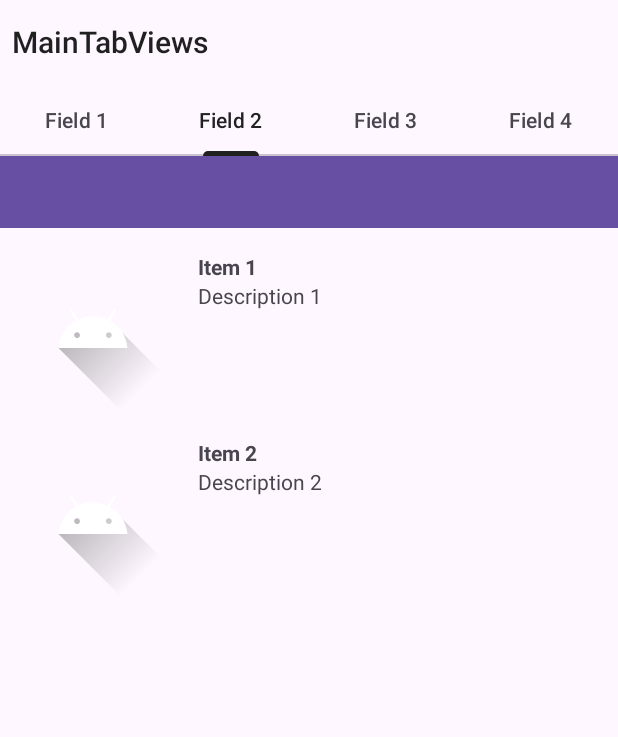
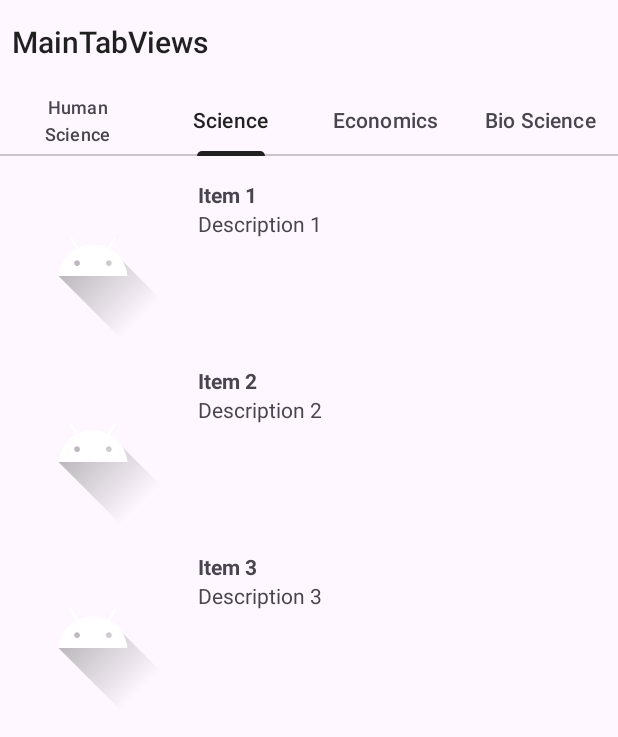
Before and after one commit to Konsttakis/CourseAndroidDev, an Android app: the screen it shows after launch (MainActivity), tab 2 chosen, on a phone screen of 412 x 824 dp. Shown: the top 737 px of the screen. Run offline under Robolectric (Android 15) with nearby library versions, the phone set to English and light mode, and no system bars.

Commit message:
Fixed the Main Activity and added ChaptersActivity

```diff
--- a/app/src/main/AndroidManifest.xml
+++ b/app/src/main/AndroidManifest.xml
@@ -13,6 +13,11 @@
         android:theme="@style/Theme.MainTabViews"
         tools:targetApi="31">
         <activity
+            android:name=".ChaptersActivity"
+            android:exported="false"
+            android:label="@string/title_activity_chapters"
+            android:theme="@style/Theme.AppCompat.DayNight.DarkActionBar" />
+        <activity
             android:name=".MainActivity"
             android:exported="true">
             <intent-filter>
--- a/app/src/main/java/com/example/maintabviews/Field1.java
+++ b/app/src/main/java/com/example/maintabviews/Field1.java
@@ -1,6 +1,8 @@
 package com.example.maintabviews;
 
+import android.content.Intent;
 import android.os.Bundle;
+import android.util.Log;
 import android.view.LayoutInflater;
 import android.view.View;
 import android.view.ViewGroup;
@@ -9,31 +11,36 @@ import androidx.annotation.Nullable;
 import androidx.fragment.app.Fragment;
 import androidx.recyclerview.widget.LinearLayoutManager;
 import androidx.recyclerview.widget.RecyclerView;
-import java.util.ArrayList;
+
 import java.util.List;
 
 public class Field1 extends Fragment {
-
-    private RecyclerView recyclerView;
-    private List<Subject> subjectList = new ArrayList<>();
 
     @Nullable
     @Override
     public View onCreateView(@NonNull LayoutInflater inflater, @Nullable ViewGroup container, @Nullable Bundle savedInstanceState) {
         View view = inflater.inflate(R.layout.fragment_field1, container, false);
 
-        recyclerView = view.findViewById(R.id.field1);
+        RecyclerView recyclerView = view.findViewById(R.id.field1);
         recyclerView.setLayoutManager(new LinearLayoutManager(getActivity()));
+
+        SubjectManager subjectManager = SubjectManager.getInstance();
+        List<Subject> subjectList = subjectManager.getField1();
         SubjectAdapter adapter = new SubjectAdapter(subjectList);
         recyclerView.setAdapter(adapter);
 
-        // Populate itemList with data
+        adapter.setOnItemClickListener(new SubjectAdapter.OnItemClickListener() {
+            @Override
+            public void onItemClick(int position) {
+                Log.d("Field", "onItemClick: Clicked");
 
-        // The icons need to change to the actual icons we want to use
-        subjectList.add(new Subject(R.drawable.ic_launcher_foreground, "Item 1", "Description 1"));
-        subjectList.add(new Subject(R.drawable.ic_launcher_foreground, "Item 2", "Description 2"));
-        subjectList.add(new Subject(R.drawable.ic_launcher_foreground, "Item 3", "Description 3"));
-        // Add all the courses in each field
+                Subject clickedSubject = subjectList.get(position);
+
+                Intent intent = new Intent(getActivity(), ChaptersActivity.class);
+                intent.putExtra("subject", clickedSubject.getName());
+                startActivity(intent);
+            }
+        });
 
         return view;
     }
--- a/app/src/main/java/com/example/maintabviews/Field2.java
+++ b/app/src/main/java/com/example/maintabviews/Field2.java
@@ -1,6 +1,7 @@
 package com.example.maintabviews;
 
 import android.os.Bundle;
+import android.util.Log;
 import android.view.LayoutInflater;
 import android.view.View;
 import android.view.ViewGroup;
@@ -14,25 +15,26 @@ import java.util.List;
 
 public class Field2 extends Fragment {
 
-    private RecyclerView recyclerView;
-    private List<Subject> subjectList = new ArrayList<>();
-
     @Nullable
     @Override
     public View onCreateView(@NonNull LayoutInflater inflater, @Nullable ViewGroup container, @Nullable Bundle savedInstanceState) {
         View view = inflater.inflate(R.layout.fragment_field2, container, false);
 
-        recyclerView = view.findViewById(R.id.field2);
+        RecyclerView recyclerView = view.findViewById(R.id.field2);
         recyclerView.setLayoutManager(new LinearLayoutManager(getActivity()));
+
+        SubjectManager subjectManager = SubjectManager.getInstance();
+        List<Subject> subjectList = subjectManager.getField2();
         SubjectAdapter adapter = new SubjectAdapter(subjectList);
         recyclerView.setAdapter(adapter);
 
-        // Populate itemList with data
+        adapter.setOnItemClickListener(new SubjectAdapter.OnItemClickListener() {
+            @Override
+            public void onItemClick(int position) {
+                Log.d("Field", "onItemClick: Clicked");
+            }
+        });
 
-        // The icons need to change to the actual icons we want to use
-        subjectList.add(new Subject(R.drawable.ic_launcher_foreground, "Item 1", "Description 1"));
-        subjectList.add(new Subject(R.drawable.ic_launcher_foreground, "Item 2", "Description 2"));
-        // Add all the courses in each field
 
         return view;
     }
--- a/app/src/main/java/com/example/maintabviews/Field3.java
+++ b/app/src/main/java/com/example/maintabviews/Field3.java
@@ -1,6 +1,7 @@
 package com.example.maintabviews;
 
 import android.os.Bundle;
+import android.util.Log;
 import android.view.LayoutInflater;
 import android.view.View;
 import android.view.ViewGroup;
@@ -14,25 +15,25 @@ import java.util.List;
 
 public class Field3 extends Fragment {
 
-    private RecyclerView recyclerView;
-    private List<Subject> subjectList = new ArrayList<>();
-
     @Nullable
     @Override
     public View onCreateView(@NonNull LayoutInflater inflater, @Nullable ViewGroup container, @Nullable Bundle savedInstanceState) {
         View view = inflater.inflate(R.layout.fragment_field3, container, false);
 
-        recyclerView = view.findViewById(R.id.field3);
+        RecyclerView recyclerView = view.findViewById(R.id.field3);
         recyclerView.setLayoutManager(new LinearLayoutManager(getActivity()));
+
+        SubjectManager subjectManager = SubjectManager.getInstance();
+        List<Subject> subjectList = subjectManager.getField3();
         SubjectAdapter adapter = new SubjectAdapter(subjectList);
         recyclerView.setAdapter(adapter);
 
-        // Populate itemList with data
-
-        // The icons need to change to the actual icons we want to use
-        subjectList.add(new Subject(R.drawable.ic_launcher_foreground, "Item 1", "Description 1"));
-        subjectList.add(new Subject(R.drawable.ic_launcher_foreground, "Item 2", "Description 2"));
-        // Add all the courses in each field
+        adapter.setOnItemClickListener(new SubjectAdapter.OnItemClickListener() {
+            @Override
+            public void onItemClick(int position) {
+                Log.d("Field", "onItemClick: Clicked");
+            }
+        });
 
         return view;
     }
--- a/app/src/main/java/com/example/maintabviews/MainActivity.java
+++ b/app/src/main/java/com/example/maintabviews/MainActivity.java
@@ -15,6 +15,9 @@ import android.os.Bundle;
 
 import com.google.android.material.tabs.TabLayout;
 import com.google.android.material.tabs.TabLayoutMediator;
+
+import java.util.ArrayList;
+import java.util.List;
 
 
 public class MainActivity extends AppCompatActivity {
@@ -36,8 +39,14 @@ public class MainActivity extends AppCompatActivity {
         viewPager = findViewById(R.id.view_pager);
         viewPager.setAdapter(new ViewPagerAdapter(this));
         tabLayout = findViewById(R.id.tab_layout);
+
+        List<String> fieldList = new ArrayList<>();
+        fieldList.add("Human Science");
+        fieldList.add("Science");
+        fieldList.add("Economics");
+        fieldList.add("Bio Science");
         new TabLayoutMediator(tabLayout, viewPager,
-                (tab, position) -> tab.setText("Field " + (position + 1))
+                (tab, position) -> tab.setText(fieldList.get(position))
         ).attach();
     }
 }
--- a/app/src/main/java/com/example/maintabviews/SubjectAdapter.java
+++ b/app/src/main/java/com/example/maintabviews/SubjectAdapter.java
@@ -13,6 +13,8 @@ import java.util.List;
 public class SubjectAdapter extends RecyclerView.Adapter<SubjectAdapter.ItemViewHolder> {
 
     private List<Subject> subjectList;
+    private OnItemClickListener listener;
+
 
     public SubjectAdapter(List<Subject> subjectList) {
         this.subjectList = subjectList;
@@ -31,6 +33,15 @@ public class SubjectAdapter extends RecyclerView.Adapter<SubjectAdapter.ItemView
         holder.iconImageView.setImageResource(subject.getIcon());
         holder.nameTextView.setText(subject.getName());
         holder.descriptionTextView.setText(subject.getDescription());
+
+        holder.itemView.setOnClickListener(new View.OnClickListener() {
+            @Override
+            public void onClick(View v) {
+                if (listener != null) {
+                    listener.onItemClick(position);
+                }
+            }
+        });
     }
 
     @Override
@@ -52,4 +63,15 @@ public class SubjectAdapter extends RecyclerView.Adapter<SubjectAdapter.ItemView
             descriptionTextView = itemView.findViewById(R.id.item_description);
         }
     }
+
+    public interface OnItemClickListener {
+        void onItemClick(int position);
+
+    }
+
+    public void setOnItemClickListener(OnItemClickListener listener) {
+        this.listener = listener;
+    }
+
+
 }
--- /dev/null
+++ b/app/src/main/java/com/example/maintabviews/SubjectManager.java
@@ -0,0 +1,58 @@
+package com.example.maintabviews;
+
+import java.util.ArrayList;
+import java.util.List;
+
+public class SubjectManager {
+
+    private static SubjectManager instance;
+    private List<Subject> field1;
+    private List<Subject> field2;
+    private List<Subject> field3;
+
+    private List<Subject> field4;
+
+    private SubjectManager() {
+        field1 = new ArrayList<>();
+        field2 = new ArrayList<>();
+        field3 = new ArrayList<>();
+        field4 = new ArrayList<>();
+        initializeFields();
+    }
+
+    public static SubjectManager getInstance() {
+        if (instance == null) {
+            instance = new SubjectManager();
+        }
+        return instance;
+    }
+
+    private void initializeFields() {
+        field1.add(new Subject(R.drawable.ic_launcher_foreground, "Item 1", "Description 1"));
+        field1.add(new Subject(R.drawable.ic_launcher_foreground, "Item 2", "Description 2"));
+        field1.add(new Subject(R.drawable.ic_launcher_foreground, "Item 3", "Description 3"));
+        field1.add(new Subject(R.drawable.ic_launcher_foreground, "Item 4", "Description 4"));
+
+        field2.add(new Subject(R.drawable.ic_launcher_foreground, "Item 1", "Description 1"));
+        field2.add(new Subject(R.drawable.ic_launcher_foreground, "Item 2", "Description 2"));
+        field2.add(new Subject(R.drawable.ic_launcher_foreground, "Item 3", "Description 3"));
+
+        field3.add(new Subject(R.drawable.ic_launcher_foreground, "Item 1", "Description 1"));
+        field3.add(new Subject(R.drawable.ic_launcher_foreground, "Item 2", "Description 2"));
+        field3.add(new Subject(R.drawable.ic_launcher_foreground, "Item 3", "Description 3"));
+        field3.add(new Subject(R.drawable.ic_launcher_foreground, "Item 4", "Description 4"));
+
+        field4.add(new Subject(R.drawable.ic_launcher_foreground, "Item 1", "Description 1"));
+        field4.add(new Subject(R.drawable.ic_launcher_foreground, "Item 2", "Description 2"));
+    }
+
+    public List<Subject> getField1() { return field1; }
+
+    public List<Subject> getField2() { return field2; }
+
+    public List<Subject> getField3() { return field3; }
+
+    public List<Subject> getField4() { return field4; }
+
+
+}
--- a/app/src/main/res/layout/fragment_field2.xml
+++ b/app/src/main/res/layout/fragment_field2.xml
@@ -5,14 +5,6 @@
     xmlns:app="http://schemas.android.com/apk/res-auto"
     android:orientation="vertical">
 
-    <!-- Add TabLayout above RecyclerView -->
-    <com.google.android.material.tabs.TabLayout
-        android:id="@+id/tab_layout"
-        android:layout_width="match_parent"
-        android:layout_height="wrap_content"
-        android:background="?attr/colorPrimary"
-        app:tabMode="fixed"
-        app:tabGravity="fill" />
 
     <androidx.recyclerview.widget.RecyclerView
         android:id="@+id/field2"
@@ -20,7 +12,6 @@
         android:layout_height="0dp"
         android:layout_weight="1"
         android:paddingTop="8dp"
-        android:clipToPadding="false"
-        android:overScrollMode="never" />
+        android:clipToPadding="false"/>
 
 </LinearLayout>
--- a/app/src/main/res/values/strings.xml
+++ b/app/src/main/res/values/strings.xml
@@ -1,3 +1,4 @@
 <resources>
     <string name="app_name">MainTabViews</string>
+    <string name="title_activity_chapters">Chapters</string>
 </resources>
```
Also changed, not shown: app/src/main/java/com/example/maintabviews/Chapter.java (added, +19 -0 lines), app/src/main/java/com/example/maintabviews/ChapterAdapter.java (added, +55 -0 lines), app/src/main/java/com/example/maintabviews/ChaptersActivity.java (added, +41 -0 lines), app/src/main/java/com/example/maintabviews/Field4.java (+11 -10 lines), app/src/main/res/layout/activity_chapters.xml (added, +19 -0 lines), app/src/main/res/layout/chapter.xml (added, +17 -0 lines), app/src/main/res/layout/fragment_field1.xml (+1 -11 lines), app/src/main/res/layout/fragment_field3.xml (+1 -10 lines), app/src/main/res/layout/fragment_field4.xml (+1 -10 lines).
